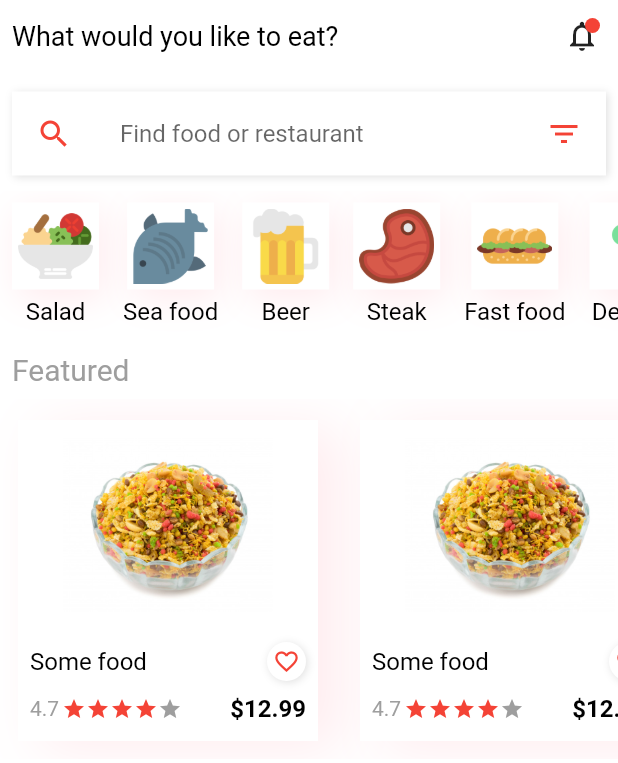
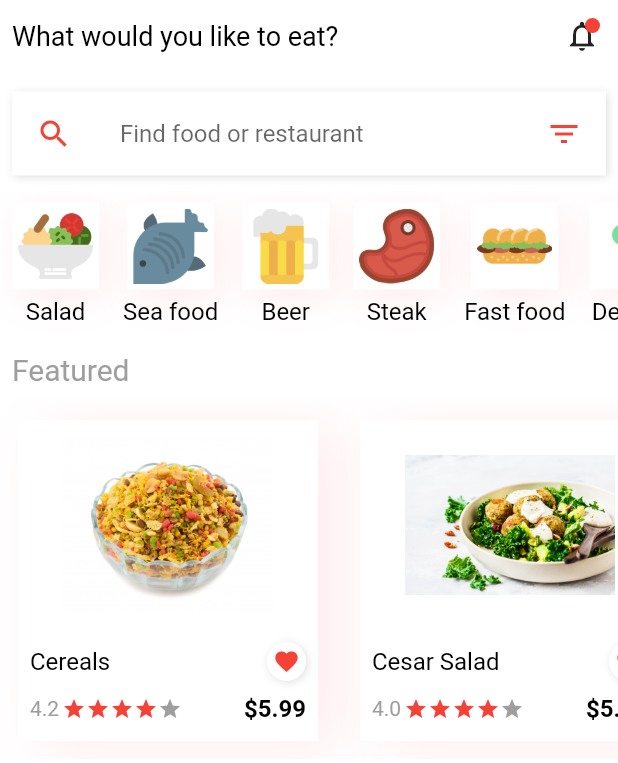
Before and after one commit to marcosanf/foodelivery-app, a Flutter app: the screen it shows after launch, on a phone screen of 412 x 824 dp. Shown: the top 763 px of the screen. Run offline on Flutter 3.47's test engine with Material 2 defaults, Android fonts, the phone set to English and light mode, and no system bars.

Commit message:
refactoring the product widget

```diff
--- a/lib/src/screens/home_screen.dart
+++ b/lib/src/screens/home_screen.dart
@@ -2,6 +2,7 @@ import 'package:flutter/material.dart';
 import 'package:foodelivery/src/commons.dart';
 import 'package:foodelivery/src/widgets/categories.dart';
 import 'package:foodelivery/src/widgets/custom_text.dart';
+import 'package:foodelivery/src/widgets/featured_products.dart';
 
 class HomeScreen extends StatelessWidget {
   @override
@@ -82,127 +83,11 @@ class HomeScreen extends StatelessWidget {
                 colors: grey,
               ),
             ),
-            Container(
-              height: 240.0,
-              child: ListView.builder(
-                scrollDirection: Axis.horizontal,
-                itemCount: 4,
-                itemBuilder: (_, index) {
-                  return Padding(
-                    padding: const EdgeInsets.fromLTRB(12.0, 14.0, 16.0, 12.0),
-                    child: Container(
-                      height: 220.0,
-                      width: 200.0,
-                      decoration: BoxDecoration(color: white, boxShadow: [
-                        BoxShadow(
-                          color: Colors.red.shade50,
-                          offset: Offset(15, 5),
-                          blurRadius: 30,
-                        )
-                      ]),
-                      child: Column(
-                        children: [
-                          Image.asset(
-                            "images/1.jpg",
-                            height: 140.0,
-                            width: 140,
-                          ),
-                          Row(
-                            mainAxisAlignment: MainAxisAlignment.spaceBetween,
-                            children: [
-                              Padding(
-                                padding: const EdgeInsets.all(8.0),
-                                child: CustomText(
-                                  text: "Some food",
-                                ),
-                              ),
-                              Padding(
-                                padding: const EdgeInsets.all(8.0),
-                                child: Container(
-                                  decoration: BoxDecoration(
-                                      borderRadius: BorderRadius.circular(20.0),
-                                      color: white,
-                                      boxShadow: [
-                                        BoxShadow(
-                                          color: Colors.grey.shade300,
-                                          offset: Offset(1, 1),
-                                          blurRadius: 4,
-                                        )
-                                      ]),
-                                  child: Padding(
-                                    padding: const EdgeInsets.all(4.0),
-                                    child: Icon(Icons.favorite_border,
-                                        size: 18.0, color: red),
-                                  ),
-                                ),
-                              )
-                            ],
-                          ),
-                          SizedBox(
-                            height: 1.0,
-                          ),
-                          Row(
-                            mainAxisAlignment: MainAxisAlignment.spaceBetween,
-                            children: [
-                              Row(
-                                children: [
-                                  Padding(
-                                    padding: const EdgeInsets.only(left: 8.0),
-                                    child: CustomText(
-                                      text: '4.7',
-                                      colors: grey,
-                                      size: 14.0,
-                                    ),
-                                  ),
-                                  SizedBox(
-                                    width: 2.0,
-                                  ),
-                                  Icon(
-                                    Icons.star,
-                                    color: red,
-                                    size: 16.0,
-                                  ),
-                                  Icon(
-                                    Icons.star,
-                                    color: red,
-                                    size: 16.0,
-                                  ),
-                                  Icon(
-                                    Icons.star,
-                                    color: red,
-                                    size: 16.0,
-                                  ),
-                                  Icon(
-                                    Icons.star,
-                                    color: red,
-                                    size: 16.0,
-                                  ),
-                                  Icon(
-                                    Icons.star,
-                                    color: grey,
-                                    size: 16.0,
-                                  )
-                                ],
-                              ),
-                              Padding(
-                                padding: const EdgeInsets.only(right: 8.0),
-                                child: CustomText(
-                                  text: '\$12.99',
-                                  weight: FontWeight.bold,
-                                ),
-                              )
-                            ],
-                          )
-                        ],
-                      ),
-                    ),
-                  );
-                },
-              ),
-            )
+            Featured(),
           ],
         ),
       ),
+
     );
   }
 }
```
